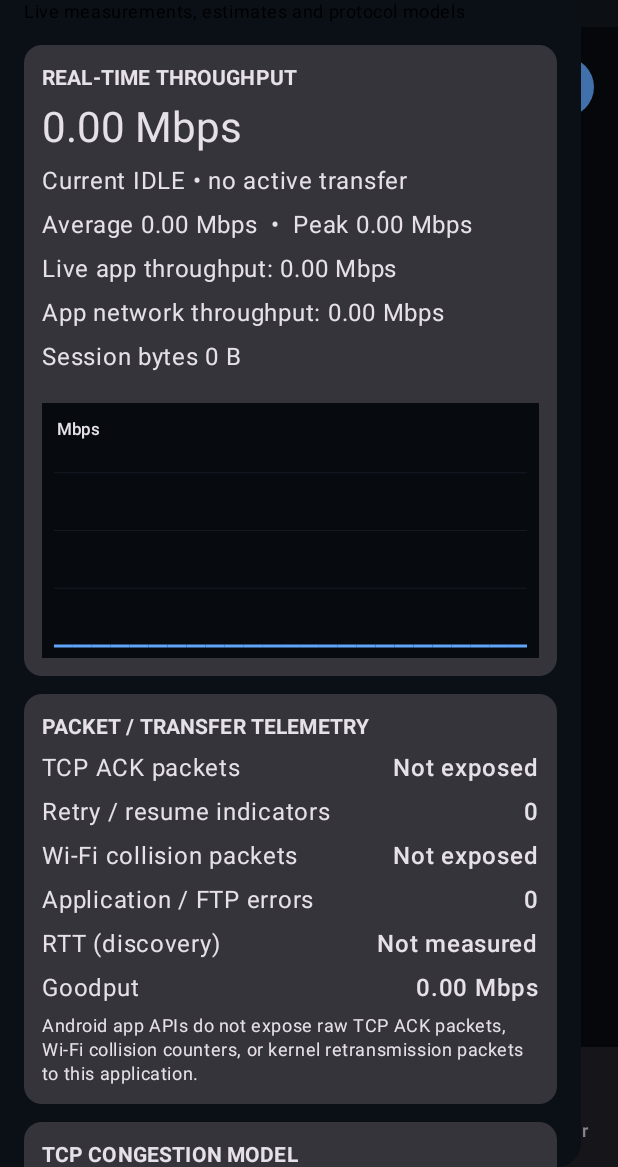
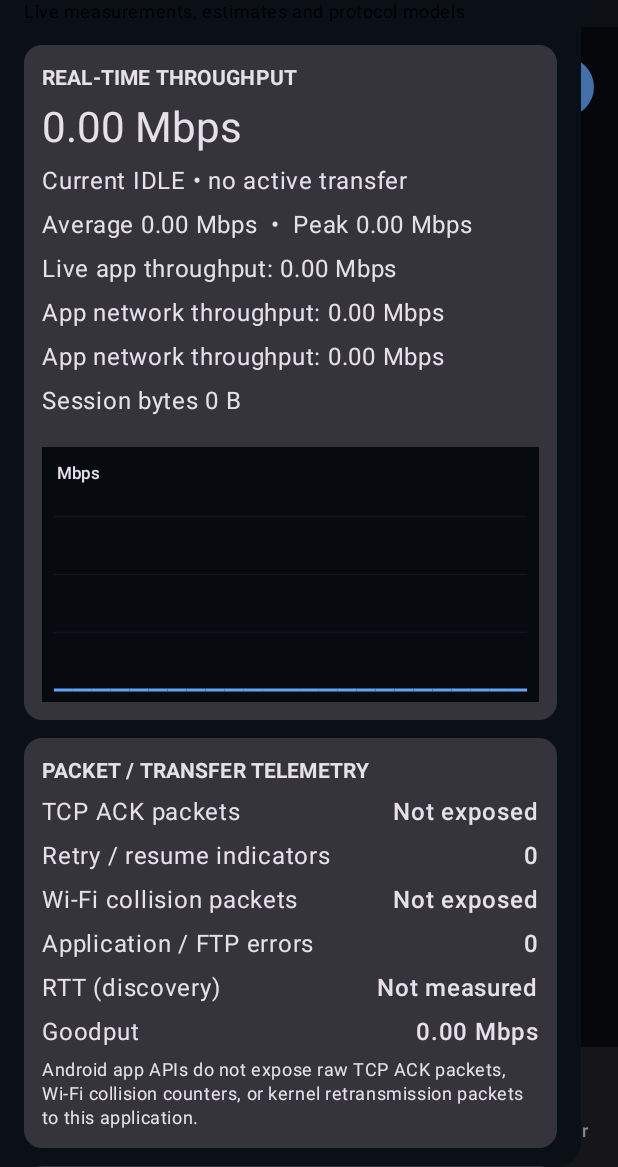
Before and after one commit to rumiamit1320/NetFTPLab, an Android app built with Jetpack Compose: the screen it shows after launch (MainActivity), after a tap on "Advanced network monitor", on a phone screen of 412 x 824 dp, the part 69-1236 px from its top. Run offline under Robolectric (Android 15) with nearby library versions, the phone set to English and light mode, and no system bars.

```diff
--- a/app/src/main/java/com/netftplab/AdvancedNetworkMonitor.kt
+++ b/app/src/main/java/com/netftplab/AdvancedNetworkMonitor.kt
@@ -109,6 +109,7 @@ fun AdvancedNetworkDrawer(
                 Text("App network throughput: ${formatMbps(appNetworkMbps)} Mbps")
 
 
+                Text("App network throughput: ${formatMbps(appNetworkMbps)} Mbps")
                 Text("Session bytes ${formatBytes(session.bytes)}")
                 Spacer(Modifier.height(8.dp)); ThroughputGraph(samples)
             }
--- a/app/src/main/java/com/netftplab/MainActivity.kt
+++ b/app/src/main/java/com/netftplab/MainActivity.kt
@@ -584,6 +584,7 @@ class MainActivity : ComponentActivity() {
         ).orEmpty()
         serverFiles.addAll(files)
     }
+
 
 
 
```
